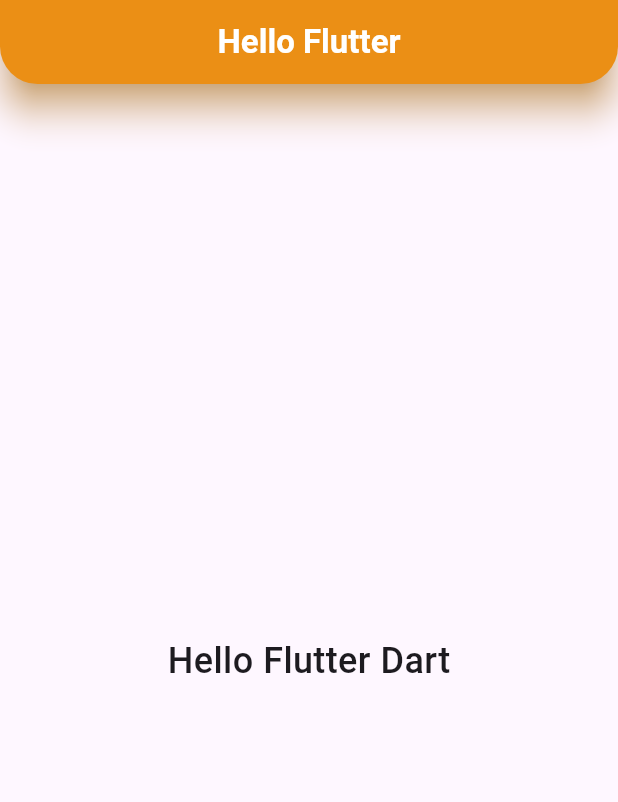
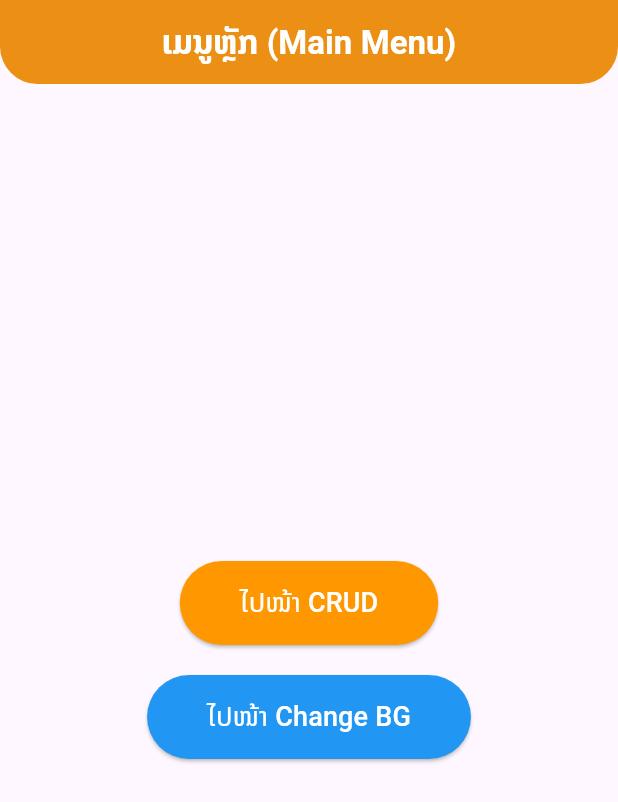
Before and after one commit to SaiyaladPS/flutter-susaka, a Flutter app: the screen it shows after launch, on a phone screen of 412 x 824 dp. Shown: the top 802 px of the screen. Run offline on Flutter 3.47's test engine with Material 3 defaults, Android fonts, the light colour scheme and no system bars; Roboto replaces fonts that are missing (Noto Sans Lao).

Commit message:
udpate project

```diff
--- a/lib/main.dart
+++ b/lib/main.dart
@@ -1,44 +1,93 @@
 import 'package:flutter/material.dart';
+import 'package:flutter_basess/router/app_router.dart';
 
 void main() {
   runApp(const MyApp());
 }
 
-class MyApp extends StatefulWidget {
+class MyApp extends StatelessWidget {
   const MyApp({super.key});
 
-  @override
-  State<MyApp> createState() => _MyAppState();
-}
-
-class _MyAppState extends State<MyApp> {
   @override
   Widget build(BuildContext context) {
     return MaterialApp(
       debugShowCheckedModeBanner: false,
-      home: Scaffold(
+      title: 'Flutter Routing',
+      theme: ThemeData(primarySwatch: Colors.orange),
+      routes: AppRouter.routes,
+      home: const MainMenuPage(),
+    );
+  }
+}
+
+class MainMenuPage extends StatelessWidget {
+  const MainMenuPage({super.key});
+
+  @override
+  Widget build(BuildContext context) {
+    return Scaffold(
       appBar: AppBar(
         title: const Text(
-            'Hello Flutter',
-            style: TextStyle(fontWeight: FontWeight.bold, color: Colors.white),
+          'ເມນູຫຼັກ (Main Menu)',
+          style: TextStyle(
+            fontWeight: FontWeight.bold,
+            color: Colors.white,
+            fontFamily: 'Noto Sans Lao',
+          ),
         ),
         centerTitle: true,
         backgroundColor: Colors.orange,
         elevation: 10,
-          shadowColor: Colors.orange,
         shape: const RoundedRectangleBorder(
           borderRadius: BorderRadius.vertical(bottom: Radius.circular(25)),
         ),
       ),
-        body: const Center(
-          child: Text(
-            "Hello Flutter Dart",
+      body: Center(
+        child: Column(
+          mainAxisAlignment: MainAxisAlignment.center,
+          children: [
+            ElevatedButton(
+              style: ElevatedButton.styleFrom(
+                backgroundColor: Colors.orange,
+                padding: const EdgeInsets.symmetric(
+                  horizontal: 40,
+                  vertical: 15,
+                ),
+              ),
+              onPressed: () {
+                Navigator.pushNamed(context, AppRouter.crud);
+              },
+              child: const Text(
+                'ໄປໜ້າ CRUD',
                 style: TextStyle(
-              fontSize: 24,
-              fontWeight: FontWeight.w500,
+                  fontSize: 18,
+                  color: Colors.white,
                   fontFamily: 'Noto Sans Lao',
                 ),
               ),
+            ),
+            const SizedBox(height: 20),
+            ElevatedButton(
+              style: ElevatedButton.styleFrom(
+                backgroundColor: Colors.blue,
+                padding: const EdgeInsets.symmetric(
+                  horizontal: 40,
+                  vertical: 15,
+                ),
+              ),
+              onPressed: () {
+                Navigator.pushNamed(context, AppRouter.changeBg);
+              },
+              child: const Text(
+                'ໄປໜ້າ Change BG',
+                style: TextStyle(
+                  fontSize: 18,
+                  color: Colors.white,
+                  fontFamily: 'Noto Sans Lao',
+                ),
+              ),
+            ),
+          ],
         ),
       ),
     );
--- /dev/null
+++ b/lib/router/app_router.dart
@@ -0,0 +1,14 @@
+import 'package:flutter/material.dart';
+import 'package:flutter_basess/page/crud_page.dart';
+import 'package:flutter_basess/page/chagebg.dart';
+
+class AppRouter {
+  static const String home = '/';
+  static const String crud = '/crud';
+  static const String changeBg = '/change-bg';
+
+  static Map<String, WidgetBuilder> get routes => {
+        crud: (context) => const CrudPage(),
+        changeBg: (context) => const ChangeBgPage(),
+      };
+}
```
Also changed, not shown: lib/page/chagebg.dart (added, +61 -0 lines), lib/page/crud_page.dart (added, +196 -0 lines), pubspec.lock. Lines whose indentation alone changed are shown as unchanged.
